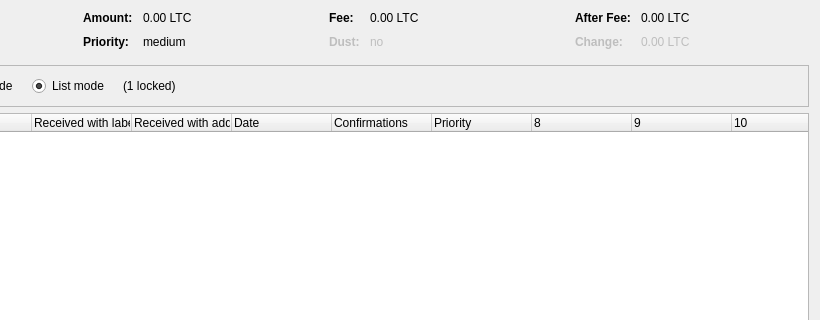
Qt form src/qt/forms/coincontroldialog.ui (nguyenductai/flashcoin) before a commit; both pictures show x 180 to 1000 and y 0 to 320 of the 1000 by 500 pixel window.
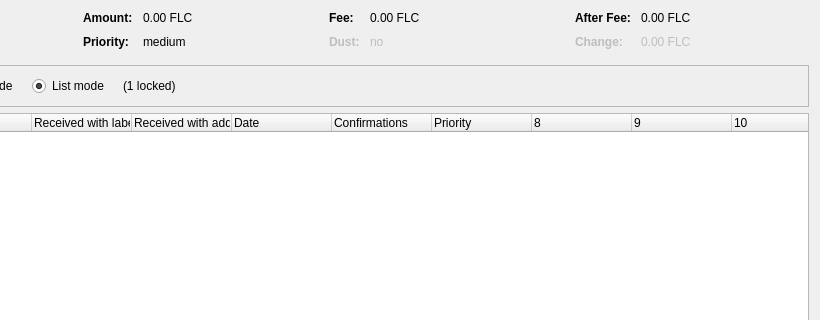
The same form after that commit. Custom widgets are drawn as their Qt base class.

Patch:
```diff
--- a/src/qt/forms/coincontroldialog.ui
+++ b/src/qt/forms/coincontroldialog.ui
@@ -132,7 +132,7 @@
           <enum>Qt::ActionsContextMenu</enum>
          </property>
          <property name="text">
-          <string notr="true">0.00 LTC</string>
+          <string notr="true">0.00 FLC</string>
          </property>
          <property name="textInteractionFlags">
           <set>Qt::LinksAccessibleByMouse|Qt::TextSelectableByKeyboard|Qt::TextSelectableByMouse</set>
@@ -206,7 +206,7 @@
           <enum>Qt::ActionsContextMenu</enum>
          </property>
          <property name="text">
-          <string notr="true">0.00 LTC</string>
+          <string notr="true">0.00 FLC</string>
          </property>
          <property name="textInteractionFlags">
           <set>Qt::LinksAccessibleByMouse|Qt::TextSelectableByKeyboard|Qt::TextSelectableByMouse</set>
@@ -286,7 +286,7 @@
           <enum>Qt::ActionsContextMenu</enum>
          </property>
          <property name="text">
-          <string notr="true">0.00 LTC</string>
+          <string notr="true">0.00 FLC</string>
          </property>
          <property name="textInteractionFlags">
           <set>Qt::LinksAccessibleByMouse|Qt::TextSelectableByKeyboard|Qt::TextSelectableByMouse</set>
@@ -321,7 +321,7 @@
           <enum>Qt::ActionsContextMenu</enum>
          </property>
          <property name="text">
-          <string notr="true">0.00 LTC</string>
+          <string notr="true">0.00 FLC</string>
          </property>
          <property name="textInteractionFlags">
           <set>Qt::LinksAccessibleByMouse|Qt::TextSelectableByKeyboard|Qt::TextSelectableByMouse</set>
```
